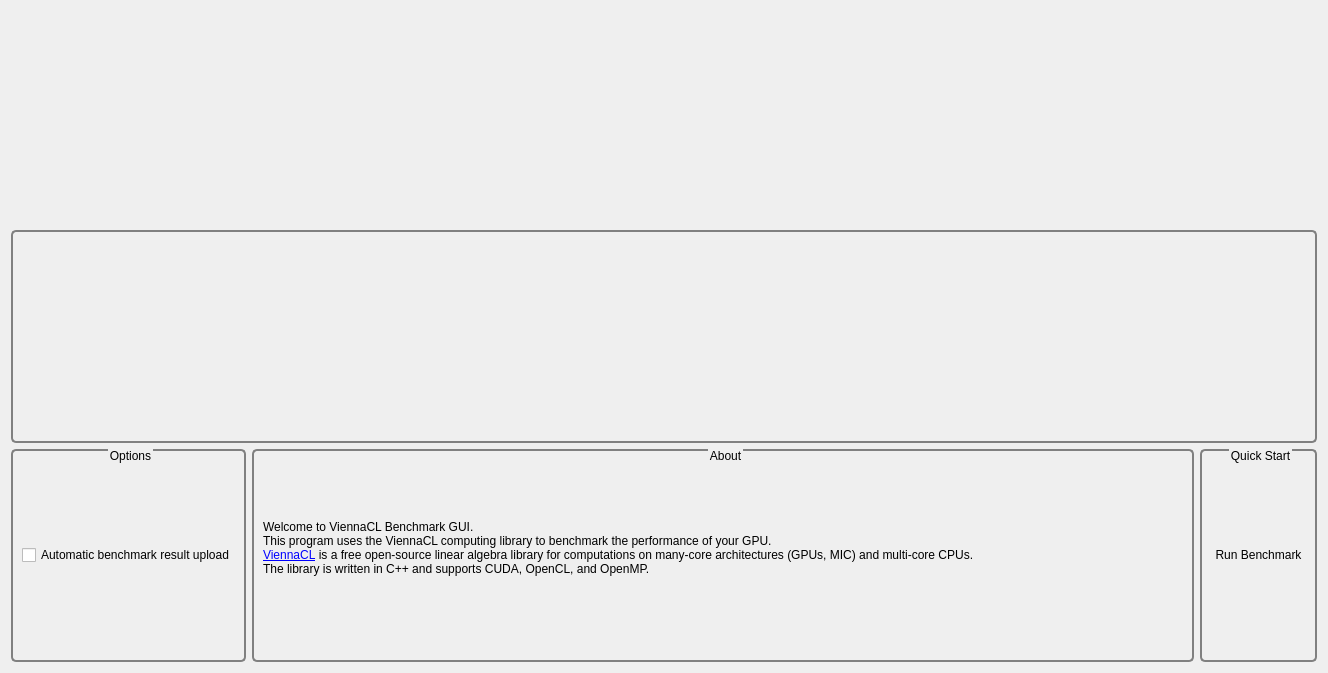
Before: the Qt Designer form src/ui/homescreen.ui in viennacl/viennaclbench-dev, drawn with Qt 5.
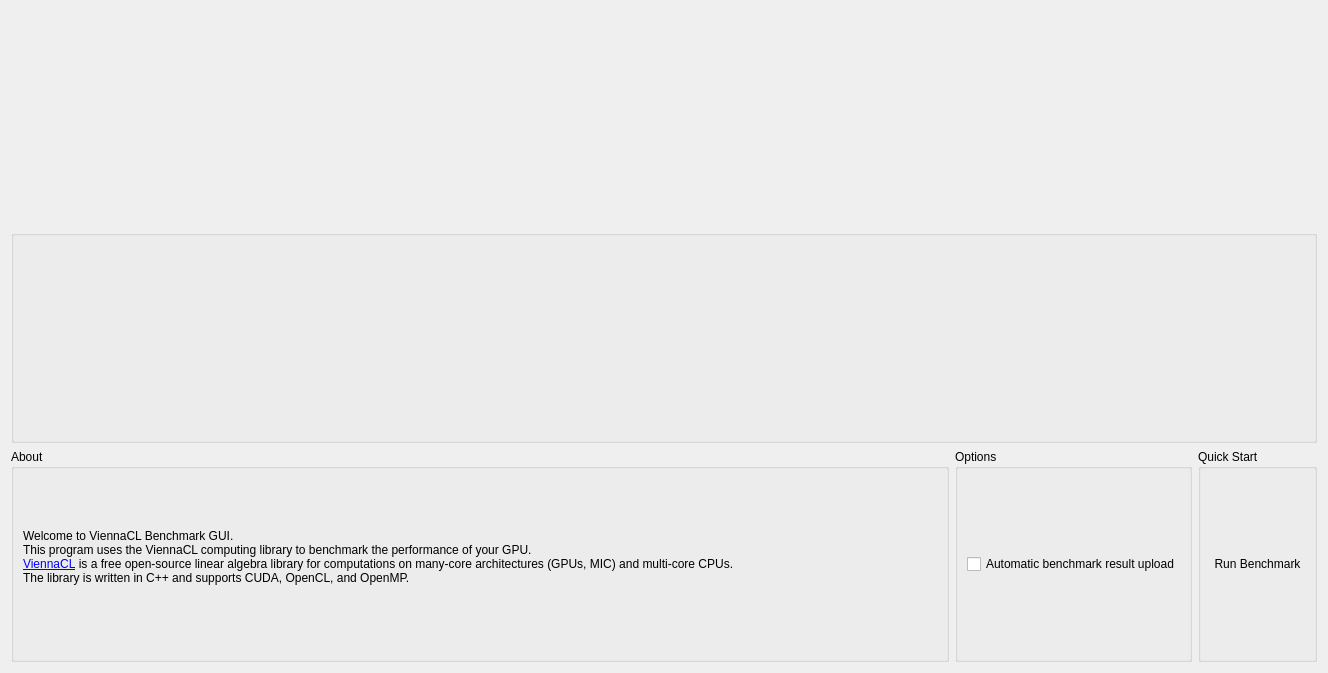
After: the same form once the commit is applied. Icons and pictures are not drawn.

Commit message: Homescreen: scroll bar & native looks

What changed in the file:
```diff
--- a/src/ui/homescreen.ui
+++ b/src/ui/homescreen.ui
@@ -13,39 +13,29 @@
   <property name="windowTitle">
    <string>Form</string>
   </property>
-  <layout class="QGridLayout" name="gridLayout">
-   <item row="0" column="0" colspan="3">
-    <widget class="QLabel" name="homeLabel">
-     <property name="text">
-      <string/>
-     </property>
-     <property name="pixmap">
-      <pixmap resource="../../resources/otherFiles.qrc">:/resources/images/benchmarkTestLogo.png</pixmap>
-     </property>
-     <property name="alignment">
-      <set>Qt::AlignHCenter|Qt::AlignTop</set>
-     </property>
-     <property name="wordWrap">
-      <bool>true</bool>
-     </property>
-    </widget>
-   </item>
-   <item row="1" column="0" colspan="3">
-    <widget class="QGroupBox" name="homeSystemInfoBox">
-     <property name="styleSheet">
-      <string notr="true">QGroupBox  {
+  <property name="styleSheet">
+   <string notr="true">/*QGroupBox#homeSystemInfoBox  {
     border: 2px solid gray;
     border-radius: 5px;
     margin-top: 6ex; /* leave space at the top for the title */
+/*
 }
-QGroupBox::title  {
+QGroupBox#homeSystemInfoBox::title  {
      subcontrol-origin: margin;
      subcontrol-position: top center; /* position at the top center */
+/*
 }
- QGroupBox::indicator {
+ QGroupBox#homeSystemInfoBox::indicator {
      width: 55px;
      height: 32px;
- }</string>
+ }
+*/</string>
+  </property>
+  <layout class="QGridLayout" name="gridLayout">
+   <item row="1" column="0" colspan="3">
+    <widget class="QGroupBox" name="homeSystemInfoBox">
+     <property name="styleSheet">
+      <string notr="true"/>
      </property>
      <property name="title">
       <string/>
@@ -53,39 +43,6 @@
     </widget>
    </item>
    <item row="2" column="0">
-    <widget class="QGroupBox" name="homeOptionsBox">
-     <property name="toolTip">
-      <string>&lt;html&gt;&lt;head/&gt;&lt;body&gt;&lt;p&gt;The ViennaCL project will greatly benefit from your uploaded benchmark results.&lt;/p&gt;&lt;/body&gt;&lt;/html&gt;</string>
-     </property>
-     <property name="styleSheet">
-      <string notr="true">QGroupBox  {
-    border: 2px solid gray;
-    border-radius: 5px;
-    margin-top: 2ex; /* leave space at the top for the title */
-}
-QGroupBox::title  {
-     subcontrol-origin: margin;
-     subcontrol-position: top center; /* position at the top center */
-}</string>
-     </property>
-     <property name="title">
-      <string>Options</string>
-     </property>
-     <layout class="QGridLayout" name="gridLayout_9">
-      <item row="0" column="0">
-       <widget class="QCheckBox" name="homeAutoUploadCheckBox">
-        <property name="text">
-         <string>Automatic benchmark result upload</string>
-        </property>
-        <property name="checked">
-         <bool>false</bool>
-        </property>
-       </widget>
-      </item>
-     </layout>
-    </widget>
-   </item>
-   <item row="2" column="1">
     <widget class="QGroupBox" name="homeAboutBox">
      <property name="sizePolicy">
       <sizepolicy hsizetype="Expanding" vsizetype="Preferred">
@@ -94,15 +51,7 @@
       </sizepolicy>
      </property>
      <property name="styleSheet">
-      <string notr="true">QGroupBox  {
-    border: 2px solid gray;
-    border-radius: 5px;
-    margin-top: 2ex; /* leave space at the top for the title */
-}
-QGroupBox::title  {
-     subcontrol-origin: margin;
-     subcontrol-position: top center; /* position at the top center */
-}</string>
+      <string notr="true"/>
      </property>
      <property name="title">
       <string>About</string>
@@ -136,18 +85,35 @@
      </layout>
     </widget>
    </item>
+   <item row="2" column="1">
+    <widget class="QGroupBox" name="homeOptionsBox">
+     <property name="toolTip">
+      <string>&lt;html&gt;&lt;head/&gt;&lt;body&gt;&lt;p&gt;The ViennaCL project will greatly benefit from your uploaded benchmark results.&lt;/p&gt;&lt;/body&gt;&lt;/html&gt;</string>
+     </property>
+     <property name="styleSheet">
+      <string notr="true"/>
+     </property>
+     <property name="title">
+      <string>Options</string>
+     </property>
+     <layout class="QGridLayout" name="gridLayout_9">
+      <item row="0" column="0">
+       <widget class="QCheckBox" name="homeAutoUploadCheckBox">
+        <property name="text">
+         <string>Automatic benchmark result upload</string>
+        </property>
+        <property name="checked">
+         <bool>false</bool>
+        </property>
+       </widget>
+      </item>
+     </layout>
+    </widget>
+   </item>
    <item row="2" column="2">
     <widget class="QGroupBox" name="homeQuickStartBox">
      <property name="styleSheet">
-      <string notr="true">QGroupBox  {
-    border: 2px solid gray;
-    border-radius: 5px;
-    margin-top: 2ex; /* leave space at the top for the title */
-}
-QGroupBox::title  {
-     subcontrol-origin: margin;
-     subcontrol-position: top center; /* position at the top center */
-}</string>
+      <string notr="true"/>
      </property>
      <property name="title">
       <string>Quick Start</string>
@@ -176,6 +142,22 @@
      </layout>
     </widget>
    </item>
+   <item row="0" column="0" colspan="3">
+    <widget class="QLabel" name="homeLabel">
+     <property name="text">
+      <string/>
+     </property>
+     <property name="pixmap">
+      <pixmap resource="../../resources/otherFiles.qrc">:/resources/images/benchmarkTestLogo.png</pixmap>
+     </property>
+     <property name="alignment">
+      <set>Qt::AlignHCenter|Qt::AlignTop</set>
+     </property>
+     <property name="wordWrap">
+      <bool>true</bool>
+     </property>
+    </widget>
+   </item>
   </layout>
  </widget>
  <resources>
```
The commit also changes 2 other files.
